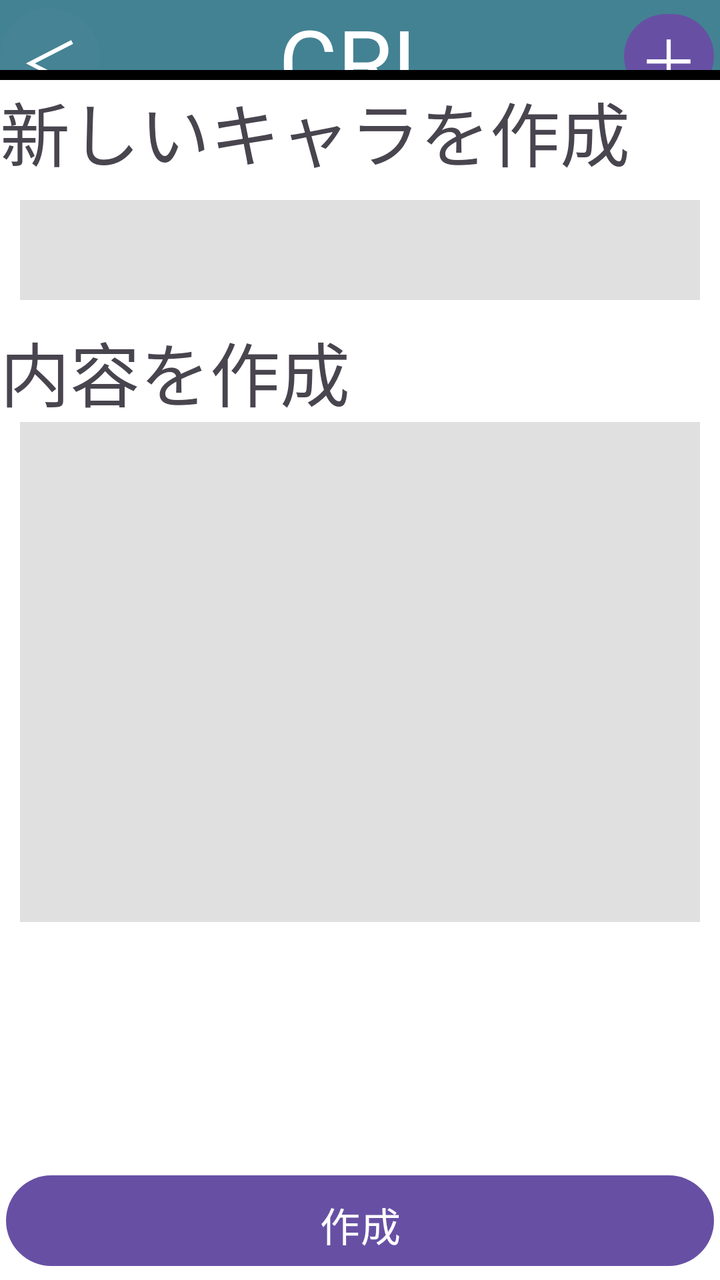
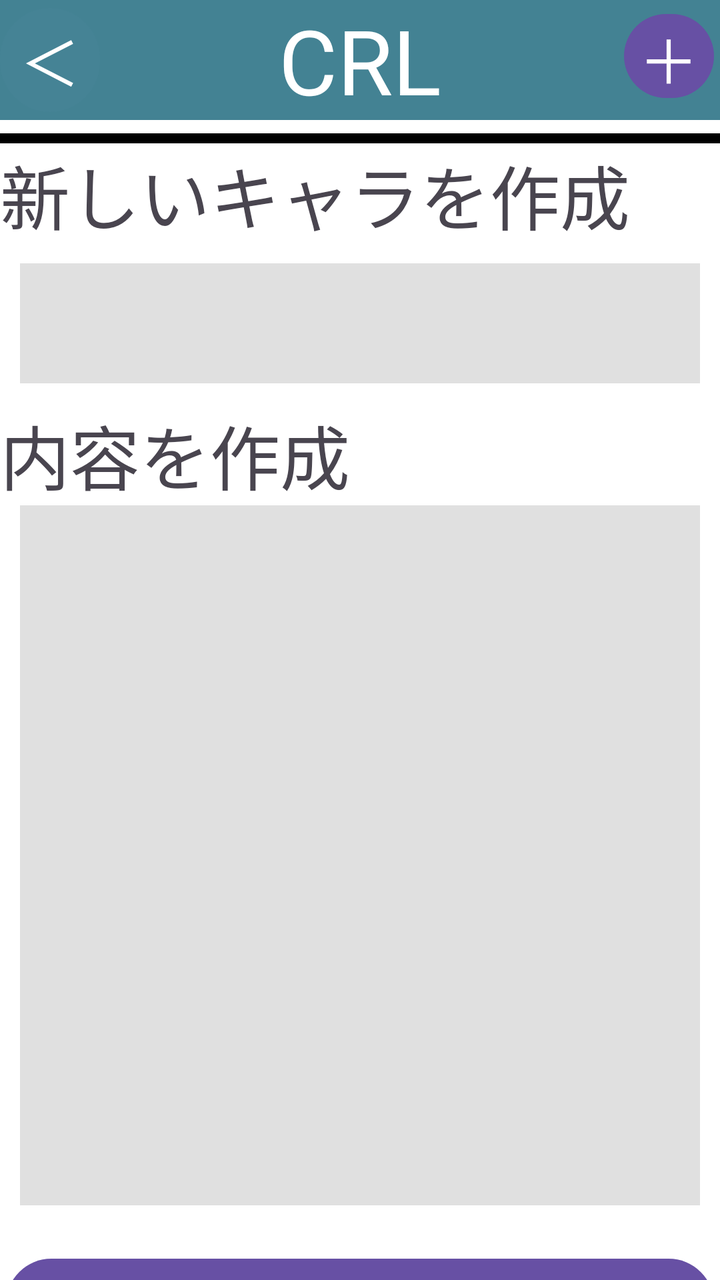

Compare the two renders of this Android layout. The source of the first and the diff that turns it into the second are given below.
<!-- AndroidManifest.xml: application theme Theme.CharacterListApp -->
<!-- res/layout/open_file_layout.xml -->
<?xml version="1.0" encoding="utf-8"?>
<androidx.constraintlayout.widget.ConstraintLayout xmlns:android="http://schemas.android.com/apk/res/android"
    xmlns:tools="http://schemas.android.com/tools"
    android:layout_width="match_parent"
    android:layout_height="match_parent"
    android:id="@+id/files"
    android:background="#ffffff"
    xmlns:app="http://schemas.android.com/apk/res-auto"
    tools:context=".OpenFile">
    <ScrollView
        android:layout_width="match_parent"
        android:layout_height="0dp"
        app:layout_constraintTop_toBottomOf="@+id/Filename"
        app:layout_constraintBottom_toTopOf="@+id/createText"
        android:layout_marginTop="3dp"
        android:id="@+id/character_scroll_area"
        >

        <LinearLayout
            android:layout_width="match_parent"
            android:layout_height="wrap_content"
            android:orientation="vertical"
            android:padding="2dp"
            android:id="@+id/character_recycler_view"
            >
        </LinearLayout>
    </ScrollView>

    <View
        android:layout_width="match_parent"
        android:layout_height="60dp"
        android:background="#438293"
        app:layout_constraintTop_toTopOf="parent"
        app:layout_constraintEnd_toEndOf="parent"
        tools:ignore="MissingConstraints"
        android:id="@+id/header"
        ></View>
    <Button
        android:id="@+id/AddCharacterButton"
        android:layout_width="45dp"
        android:layout_height="50dp"
        android:text="＋"
        android:padding="0dp"
        android:layout_margin="3dp"
        android:textSize="30dp"
        android:gravity="center"

        app:layout_constraintEnd_toEndOf="@+id/header"

        app:layout_constraintTop_toTopOf="@+id/header"

        />

    <TextView
        android:layout_width="match_parent"
        android:layout_height="60dp"
        app:layout_constraintStart_toStartOf="@+id/header"
        app:layout_constraintEnd_toEndOf="@+id/header"
        android:text="CRL"
        android:textSize="45dp"
        android:textColor="#ffffff"
        android:gravity="center"
        tools:ignore="MissingConstraints" />

    <Button
        android:layout_width="50dp"
        android:layout_height="60dp"
        android:backgroundTint="#458395"
        android:gravity="center"
        android:text="＜"
        android:textColor="#ffffff"
        android:textSize="30dp"
        android:padding="0dp"
        app:layout_constraintRight_toRightOf="@+id/header"
        app:layout_constraintStart_toStartOf="@+id/header"
        android:id="@+id/BackButton"></Button>

    <TextView
        android:layout_width="match_parent"
        android:layout_height="wrap_content"
        android:text="Hello"
        android:textColor="#000000"
        android:layout_marginLeft="5dp"
        android:id="@+id/Filename"
        app:layout_constraintTop_toBottomOf="@+id/header"
        android:textSize="40dp"></TextView>
    <View
        android:layout_width="match_parent"
        android:layout_height="3dp"
        app:layout_constraintBottom_toBottomOf="@+id/Filename"
        android:background="@color/black"></View>

    <TextView
        android:layout_width="match_parent"
        android:layout_height="600dp"
        android:background="#ffffff"
        android:text="新しいキャラを作成"
        android:textSize="35dp"
        android:id="@+id/createText"
        app:layout_constraintBottom_toBottomOf="parent"
        app:layout_constraintEnd_toEndOf="parent"
        ></TextView>
    <EditText
        android:layout_width="match_parent"
        android:layout_height="50dp"
        app:layout_constraintTop_toTopOf="@+id/createText"
        app:layout_constraintStart_toStartOf="@+id/createText"
        android:translationY="60dp"
        android:layout_marginRight="10dp"
        android:layout_marginLeft="10dp"
        android:textSize="25dp"
        android:inputType="text"
        android:background="#e0e0e0"
        android:textColor="#000000"
        android:id="@+id/NewTextName"
        ></EditText>
    <TextView
        android:layout_width="match_parent"
        android:layout_height="wrap_content"
        android:background="#ffffff"
        android:text="内容を作成"
        android:textSize="35dp"
        app:layout_constraintTop_toBottomOf="@+id/NewTextName"
        android:translationY="70dp"
        android:id="@+id/Newcontent"
        ></TextView>
    <EditText
        android:layout_width="match_parent"
        android:layout_height="250dp"
        app:layout_constraintTop_toBottomOf="@+id/Newcontent"
        android:translationY="70dp"
        android:gravity="start"
        android:text=""
        android:inputType="textMultiLine"
        android:background="#e0e0e0"
        android:layout_marginRight="10dp"
        android:layout_marginLeft="10dp"
        android:textSize="25dp"
        android:textColor="#000000"
        android:id="@+id/NewTextContent"></EditText>

    <Button
        android:layout_height="wrap_content"
        android:layout_width="match_parent"
        app:layout_constraintBottom_toBottomOf="@+id/createText"
        app:layout_constraintStart_toStartOf="@+id/createText"
        android:text="作成"
        android:textSize="20dp"
        android:layout_marginLeft="3dp"
        android:layout_marginRight="3dp"
        android:layout_marginBottom="3dp"
        android:paddingTop="10dp"
        android:gravity="center_horizontal"
        android:id="@+id/NewCreateTextButton"></Button>
    <View
        android:layout_width="match_parent"
        android:layout_height="5dp"
        android:background="@color/black"
        app:layout_constraintBottom_toTopOf="@+id/createText"
        ></View>

</androidx.constraintlayout.widget.ConstraintLayout>
<!-- resources referenced by this layout -->
<resources>
  <color name="black">#FF000000</color>
  <style name="Theme.CharacterListApp" parent="Base.Theme.CharacterListApp" />
  <style name="Base.Theme.CharacterListApp" parent="Theme.Material3.DayNight.NoActionBar">
          
          
      </style>
</resources>

<!-- the commit's change to res/layout/open_file_layout.xml (unified diff, before → after) -->
@@ -92,17 +92,18 @@
 
     <TextView
         android:layout_width="match_parent"
-        android:layout_height="600dp"
+        android:layout_height="610dp"
         android:background="#ffffff"
         android:text="新しいキャラを作成"
         android:textSize="35dp"
         android:id="@+id/createText"
+        app:layout_constraintTop_toBottomOf="@+id/Filename"
         app:layout_constraintBottom_toBottomOf="parent"
         app:layout_constraintEnd_toEndOf="parent"
         ></TextView>
     <EditText
         android:layout_width="match_parent"
-        android:layout_height="50dp"
+        android:layout_height="60dp"
         app:layout_constraintTop_toTopOf="@+id/createText"
         app:layout_constraintStart_toStartOf="@+id/createText"
         android:translationY="60dp"
@@ -126,7 +127,7 @@
         ></TextView>
     <EditText
         android:layout_width="match_parent"
-        android:layout_height="250dp"
+        android:layout_height="350dp"
         app:layout_constraintTop_toBottomOf="@+id/Newcontent"
         android:translationY="70dp"
         android:gravity="start"
